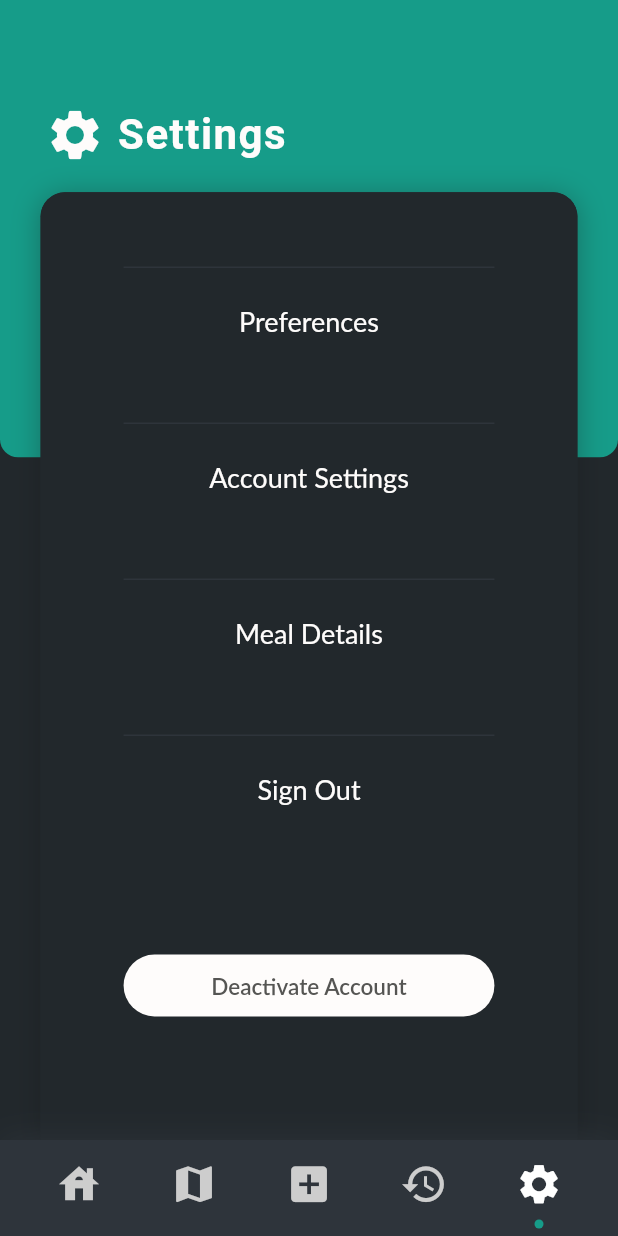
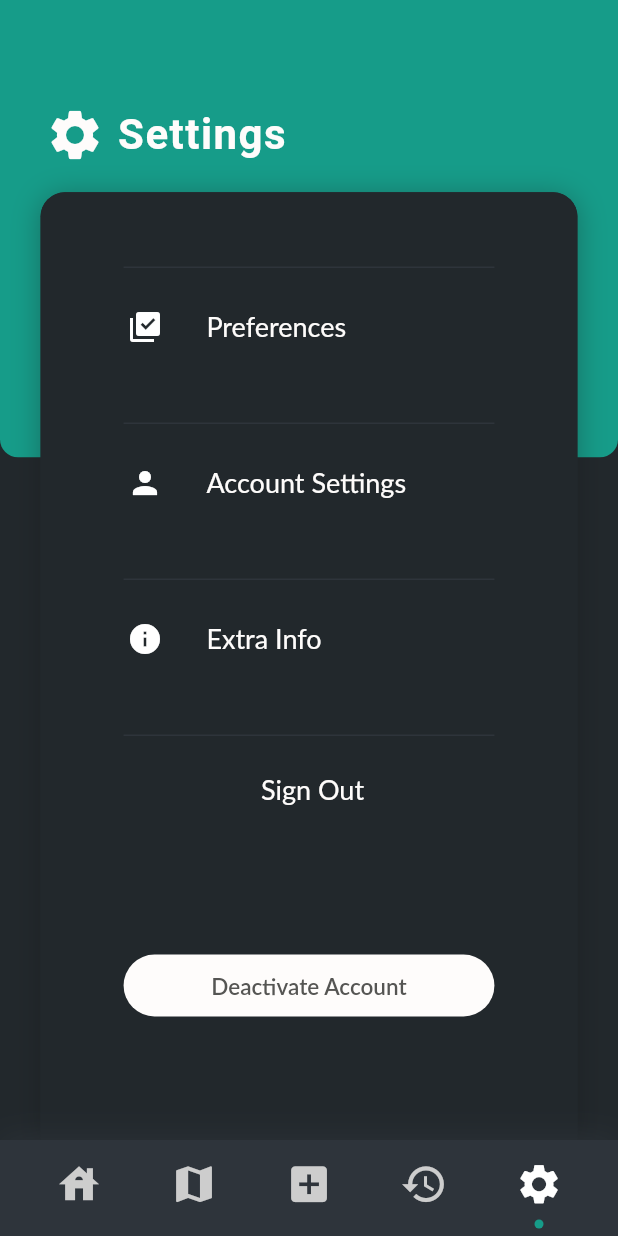
Before and after one commit to arnav062008/congressionalappchallenge, a Flutter app: the MealAdd screen opened directly, after a tap on the "settings" icon, on a phone screen of 412 x 824 dp. Run offline on Flutter 3.47's test engine with Material 2 defaults, Android fonts, the phone set to English and light mode, and no system bars; our stand-ins replace cloud_firestore, firebase_auth, firebase_core, geocoding, geolocator, google_maps_flutter and 1 more; accounts and stored records are empty; Roboto replaces fonts that are missing (Lato, Rubik).

Commit message:
preferences started

```diff
--- a/lib/pages/meal_pages/add_meal.dart
+++ b/lib/pages/meal_pages/add_meal.dart
@@ -283,31 +283,6 @@ class _MealAddState extends State<MealAdd> {
                           ),
                         ),
                         const SizedBox(height: 20),
-                        Row(
-                          mainAxisAlignment: MainAxisAlignment.spaceBetween,
-                          children: [
-                            GestureDetector(
-                              child: Container(
-                                padding: const EdgeInsets.symmetric(
-                                    vertical: 8, horizontal: 20),
-                                decoration: BoxDecoration(
-                                  color: AppColors.primaryColor,
-                                  borderRadius: BorderRadius.circular(12),
-                                ),
-                                child: const Text(
-                                  'Save',
-                                  textAlign: TextAlign.center,
-                                  style: TextStyle(
-                                    color: AppColors.textColor,
-                                    fontSize: 16,
-                                    fontFamily: 'Inter',
-                                    fontWeight: FontWeight.w500,
-                                  ),
-                                ),
-                              ),
-                            ),
-                          ],
-                        ),
                         const SizedBox(height: 20),
                         Column(
                           children: [
--- a/lib/pages/settings_pages/settings.dart
+++ b/lib/pages/settings_pages/settings.dart
@@ -1,7 +1,9 @@
 import 'package:cloud_firestore/cloud_firestore.dart';
 import 'package:congressionalappchallenge/constants.dart';
 import 'package:congressionalappchallenge/pages/onboarding/login.dart';
+import 'package:congressionalappchallenge/pages/settings_pages/preferences.dart';
 import 'package:firebase_auth/firebase_auth.dart';
+import 'package:flutter/foundation.dart';
 import 'package:flutter/material.dart';
 
 import '../../components/bottom_nav_bar.dart';
@@ -16,7 +18,7 @@ class Settings extends StatelessWidget {
     final height = MediaQuery.of(context).size.height;
     final FirebaseAuth firebaseAuth = FirebaseAuth.instance;
 
-    Future<void> signOut() async {
+    Future<void> signOut(context) async {
       await firebaseAuth.signOut();
       Navigator.push(
         context,
@@ -24,7 +26,7 @@ class Settings extends StatelessWidget {
       );
     }
 
-    Future<void> deleteAccount() async {
+    Future<void> deleteAccount(context) async {
       final currentUser = firebaseAuth.currentUser;
 
       if (currentUser != null) {
@@ -34,16 +36,22 @@ class Settings extends StatelessWidget {
               .collection("users")
               .doc(currentUser.uid)
               .delete();
+          if (kDebugMode) {
             print("Account and user document deleted successfully.");
+          }
           Navigator.push(
             context,
             MaterialPageRoute(builder: (context) => const SignInPage()),
           );
         } catch (e) {
+          if (kDebugMode) {
             print("Error deleting account or user document: $e");
           }
+        }
       } else {
+        if (kDebugMode) {
           print("No user is currently logged in.");
+        }
       }
     }
 
@@ -133,15 +141,21 @@ class Settings extends StatelessWidget {
                       SizedBox(height: height * 0.06),
                       _buildDivider(context),
                       SizedBox(height: height * 0.03),
-                      _buildText('Preferences', context, fontSize: 18),
+                      GestureDetector(
+                        onTap: () => Navigator.push(
+                          context,
+                          MaterialPageRoute(
+                            builder: (context) => const PreferencesScreen(),
+                          ),
+                        ),
+                        child: _buildText('Preferences', context,
+                            fontSize: 18, icon: Icons.library_add_check),
+                      ),
                       SizedBox(height: height * 0.06),
                       _buildDivider(context),
                       SizedBox(height: height * 0.03),
-                      _buildText(
-                        'Account Settings',
-                        context,
-                        fontSize: 18,
-                      ),
+                      _buildText('Account Settings', context,
+                          fontSize: 18, icon: Icons.person),
                       SizedBox(height: height * 0.06),
                       _buildDivider(context),
                       SizedBox(height: height * 0.03),
@@ -154,11 +168,8 @@ class Settings extends StatelessWidget {
                             ),
                           );
                         },
-                        child: _buildText(
-                          'Meal Details',
-                          context,
-                          fontSize: 18,
-                        ),
+                        child: _buildText('Extra Info', context,
+                            fontSize: 18, icon: Icons.info),
                       ), // Adjusted size for "Meal Details" text
 
                       SizedBox(height: height * 0.06),
@@ -173,13 +184,13 @@ class Settings extends StatelessWidget {
                           fontSize: 18,
                         ),
                         onTap: () {
-                          signOut();
+                          signOut(context);
                         },
                       ),
                       const Spacer(),
                       GestureDetector(
                         onTap: () {
-                          deleteAccount();
+                          deleteAccount(context);
                         },
                         child: Container(
                           width: width * 0.6,
@@ -219,13 +230,35 @@ class Settings extends StatelessWidget {
   }
 
   Widget _buildText(String text, BuildContext context,
-      {double fontSize = 15, FontWeight fontWeight = FontWeight.normal}) {
-    return SizedBox(
-      width: MediaQuery.of(context).size.width * 0.7,
+      {double fontSize = 15,
+      FontWeight fontWeight = FontWeight.normal,
+      IconData? icon}) {
+    return Row(
+      crossAxisAlignment: CrossAxisAlignment.center,
+      children: [
+        SizedBox(
+            width: icon != null
+                ? MediaQuery.of(context).size.width * 0.14
+                : MediaQuery.of(context).size.width * 0.07),
+        icon != null
+            ? SizedBox(
                 height: MediaQuery.of(context).size.height * 0.035,
+                child: Icon(
+                  icon,
+                  color: Colors.white,
+                ),
+              )
+            : Container(),
+        SizedBox(width: MediaQuery.of(context).size.width * 0.07),
+        Align(
+          alignment: Alignment.centerLeft,
+          child: SizedBox(
+            width: icon != null
+                ? MediaQuery.of(context).size.width * 0.4
+                : MediaQuery.of(context).size.width * 0.6,
             child: Text(
               text,
-        textAlign: TextAlign.center,
+              textAlign: icon != null ? null : TextAlign.center,
               style: TextStyle(
                 color: AppColors.textColor,
                 fontSize: fontSize,
@@ -233,6 +266,9 @@ class Settings extends StatelessWidget {
                 fontWeight: fontWeight,
               ),
             ),
+          ),
+        ),
+      ],
     );
   }
 
--- a/lib/pages/settings_pages/user_details_extra.dart
+++ b/lib/pages/settings_pages/user_details_extra.dart
@@ -114,7 +114,7 @@ class MealDetail extends StatelessWidget {
                     width: 40,
                     height: 40,
                     child: Icon(
-                      Icons.settings,
+                      Icons.info,
                       size: 40,
                       color: AppColors.textColor,
                     ),
@@ -131,7 +131,7 @@ class MealDetail extends StatelessWidget {
                   width: width * 0.02,
                 ),
                 const Text(
-                  'Settings',
+                  'Extra Details',
                   style: TextStyle(
                     color: AppColors.textColor,
                     fontSize: 28,
--- a/lib/pages/summary.dart
+++ b/lib/pages/summary.dart
@@ -371,7 +371,8 @@ class _SummaryState extends State<Summary> {
                     children: List.generate(4, (index) {
                       return Container(
                         decoration: BoxDecoration(
-                          border: Border.all(width: 0.5),
+                          border: Border.all(
+                              width: 0.5, color: AppColors.cardColor),
                         ),
                         child: Column(
                           mainAxisAlignment: MainAxisAlignment.center,
```
Also changed, not shown: lib/pages/meal_pages/meal_history.dart (+6 -3 lines), lib/pages/meal_pages/update_meal_page.dart (+2 -32 lines), lib/pages/settings_pages/preferences.dart (added, +108 -0 lines). Lines whose indentation alone changed are shown as unchanged.
